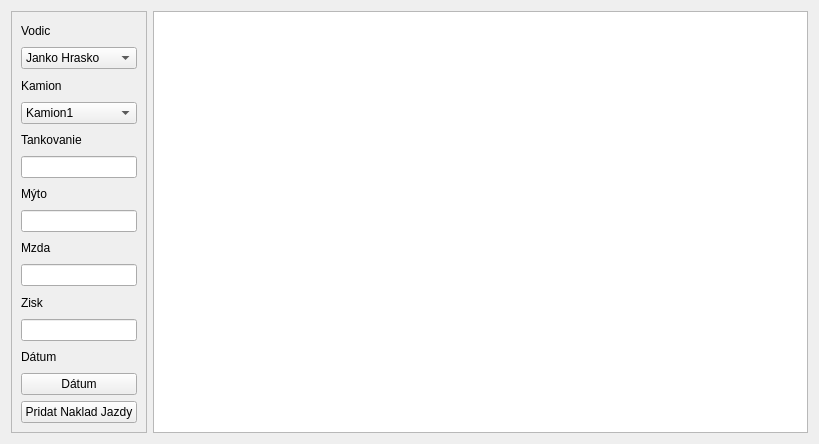
ondrook/projektfirma, file projekt_firma/code/jazdy_naklady.ui: the form before one commit.
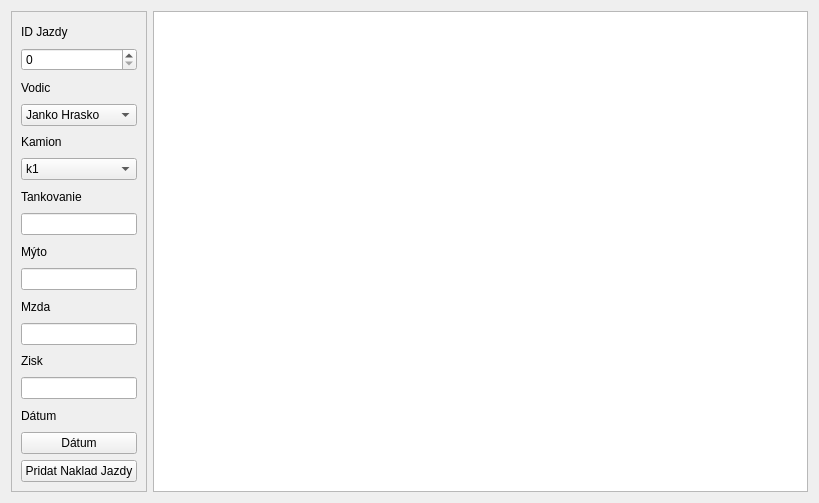
The form after the commit.

```diff
--- a/projekt_firma/code/jazdy_naklady.ui
+++ b/projekt_firma/code/jazdy_naklady.ui
@@ -7,7 +7,7 @@
     <x>0</x>
     <y>0</y>
     <width>819</width>
-    <height>444</height>
+    <height>503</height>
    </rect>
   </property>
   <property name="windowTitle">
@@ -23,6 +23,16 @@
       <enum>QFrame::Raised</enum>
      </property>
      <layout class="QVBoxLayout" name="verticalLayout">
+      <item>
+       <widget class="QLabel" name="label_7">
+        <property name="text">
+         <string>ID Jazdy</string>
+        </property>
+       </widget>
+      </item>
+      <item>
+       <widget class="QSpinBox" name="id_jazdy"/>
+      </item>
       <item>
        <widget class="QLabel" name="label_2">
         <property name="text">
@@ -60,7 +70,7 @@
        <widget class="QComboBox" name="kamion">
         <item>
          <property name="text">
-          <string>Kamion1</string>
+          <string>k1</string>
          </property>
         </item>
         <item>
```
Left out of the diff: 4 changed lines with no effect on the pictures.
